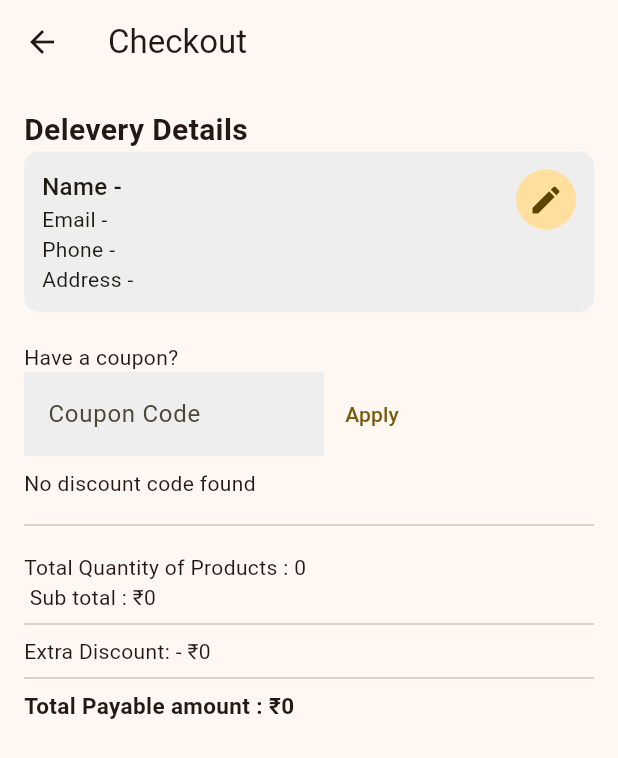
After one commit to Sachinpandit2809/ecommerce_app, a Flutter app: the CheckOutScreen screen opened by its route, after a tap on "Apply", on a phone screen of 412 x 824 dp. The commit adds this screen. Shown: the top 758 px of the screen. Run offline on Flutter 3.47's test engine with Material 3 defaults, Android fonts, the phone set to English and light mode, and no system bars; our stand-ins replace carousel_slider, cloud_firestore, firebase_auth, firebase_core, fluttertoast, shimmer; missing offline and left inert: flutter_stripe; accounts and stored records are empty.

Commit message:
checkout completed

```diff
--- a/lib/controller/db_services.dart
+++ b/lib/controller/db_services.dart
@@ -59,6 +59,15 @@ class DbServices {
         .snapshots();
   }
 
+  // // // VERYFY THE COUPONS
+  Future<QuerySnapshot> verifyDiscount({required String code}) {
+    debugPrint(" ................... \n  Searchin For code $code");
+    return FirebaseFirestore.instance
+        .collection("shop_coupons")
+        .where("code", isEqualTo: code)
+        .get();
+  }
+
   // // // CATEGORIES
   // READING CATEGORIES
   Stream<QuerySnapshot> readCategory() {
@@ -84,7 +93,6 @@ class DbServices {
         .where(FieldPath.documentId, whereIn: docIds)
         .snapshots();
   }
-
 
   // // // CART
   // DISPLAY THE USER CART
--- a/lib/main.dart
+++ b/lib/main.dart
@@ -5,6 +5,7 @@ import 'package:ecommerce_app/views/auth/check_authentication.dart';
 import 'package:ecommerce_app/views/auth/login.dart';
 import 'package:ecommerce_app/views/auth/signin.dart';
 import 'package:ecommerce_app/views/cart/cart_screen.dart';
+import 'package:ecommerce_app/views/cart/check_out_screen.dart';
 import 'package:ecommerce_app/views/discount/discount_screen.dart';
 import 'package:ecommerce_app/views/home/home_nav.dart';
 import 'package:ecommerce_app/views/home/home_screen.dart';
@@ -53,7 +54,8 @@ class MyApp extends StatelessWidget {
           "/update_profile": (context) => UpdateProfileScreen(),
           "/discount": (context) => DiscountScreen(),
           "/specific_products": (context) => SpecificProducts(),
-          "cart": (context) => CartScreen()
+          "cart": (context) => CartScreen(),
+          '/check_out': (context) => CheckOutScreen()
         },
       ),
     );
--- /dev/null
+++ b/lib/modals/orders_model.dart
@@ -0,0 +1,76 @@
+import 'package:cloud_firestore/cloud_firestore.dart';
+
+class OrdersModel {
+  String id;
+  String email;
+  String name;
+  String phone;
+  String status;
+  String user_id;
+  String address;
+
+  int discount, total, created_at;
+  List<OrderProductModel> products;
+
+  OrdersModel({
+    required this.id,
+    required this.email,
+    required this.name,
+    required this.phone,
+    required this.status,
+    required this.user_id,
+    required this.address,
+    required this.discount,
+    required this.total,
+    required this.created_at,
+    required this.products,
+  });
+  // convert json to object model
+  factory OrdersModel.fromJson(Map<String, dynamic> json, String id) {
+    return OrdersModel(
+        id: id ?? "",
+        email: json['email'] ?? "",
+        name: json['name'] ?? "",
+        phone: json['phone'] ?? "",
+        status: json['status'] ?? "",
+        user_id: json['user_id'] ?? "",
+        address: json['address'] ?? "",
+        discount: json['discount'] ?? 0,
+        total: json['total'] ?? 0,
+        created_at: json['created_at'] ?? 0,
+        products: List<OrderProductModel>.from(
+            json["products"].map((e) => OrderProductModel.fromJson(e))));
+  }
+  // Convert List<QueryDocumentSnapshot> to List<OrdersModel>
+  static List<OrdersModel> fromJsonList(List<QueryDocumentSnapshot> list) {
+    return list
+        .map(
+            (e) => OrdersModel.fromJson(e.data() as Map<String, dynamic>, e.id))
+        .toList();
+  }
+}
+
+class OrderProductModel {
+  String id, name, image;
+  int quantity, single_price, total_price;
+  OrderProductModel({
+    required this.id,
+    required this.name,
+    required this.image,
+    required this.quantity,
+    required this.single_price,
+    required this.total_price,
+  });
+
+  // Convert json to object Model
+  factory OrderProductModel.fromJson(Map<String, dynamic> json) {
+    return OrderProductModel(
+      id: json['id'] ?? "",
+      name: json['name'] ?? "",
+      image: json['image'] ?? "",
+      quantity: json['quantity'] ?? 0,
+      single_price: json['single_price'] ?? 0,
+      total_price: json['total_price'] ?? 0,
+    );
+  }
+}
--- a/lib/views/cart/cart_screen.dart
+++ b/lib/views/cart/cart_screen.dart
@@ -78,7 +78,9 @@ class _CartScreenState extends State<CartScreen> {
                     title: "Proced to Checkout",
                     height: 40,
                     width: 200,
-                    onPress: () {})
+                    onPress: () {
+                      Navigator.pushNamed(context, "/check_out");
+                    })
               ],
             ),
           );
--- /dev/null
+++ b/lib/views/cart/check_out_screen.dart
@@ -0,0 +1,193 @@
+import 'package:cloud_firestore/cloud_firestore.dart';
+import 'package:ecommerce_app/container/cart_container.dart';
+import 'package:ecommerce_app/controller/db_services.dart';
+import 'package:ecommerce_app/provider/cart_provider.dart';
+import 'package:ecommerce_app/utils/ext/ext.dart';
+import 'package:flutter/material.dart';
+import 'package:flutter/services.dart';
+import 'package:provider/provider.dart';
+
+import '../../provider/user_provider.dart';
+
+class CheckOutScreen extends StatefulWidget {
+  const CheckOutScreen({super.key});
+
+  @override
+  State<CheckOutScreen> createState() => _CheckOutScreenState();
+}
+
+class _CheckOutScreenState extends State<CheckOutScreen> {
+  TextEditingController _couponController = TextEditingController();
+  int discount = 0;
+  int toPay = 0;
+  String discountText = "";
+
+  discountCalculater(int discountPercent, int totalCost) {
+    // discount = 0;
+    discount = (discountPercent * totalCost) ~/ 100;
+    setState(() {});
+  }
+
+  @override
+  Widget build(BuildContext context) {
+    return Scaffold(
+      appBar: AppBar(
+        title: Text("Checkout"),
+        scrolledUnderElevation: 0,
+        forceMaterialTransparency: true,
+      ),
+      body: Consumer<UserProvider>(
+          builder: (context, userData, child) => Consumer<CartProvider>(
+                builder: (context, cartData, child) {
+                  return SingleChildScrollView(
+                    child: Padding(
+                      padding: const EdgeInsets.all(16.0),
+                      child: Column(
+                        crossAxisAlignment: CrossAxisAlignment.start,
+                        children: [
+                          Text(
+                            "Delevery Details",
+                            style: TextStyle(
+                                fontSize: 20, fontWeight: FontWeight.bold),
+                          ),
+                          Container(
+                              padding: EdgeInsets.all(12),
+                              decoration: BoxDecoration(
+                                color: Colors.grey.shade200,
+                                borderRadius: BorderRadius.circular(10),
+                              ),
+                              child: Row(
+                                crossAxisAlignment: CrossAxisAlignment.start,
+                                children: [
+                                  SizedBox(
+                                    width: MediaQuery.of(context).size.width *
+                                        0.65,
+                                    child: Column(
+                                        crossAxisAlignment:
+                                            CrossAxisAlignment.start,
+                                        children: [
+                                          Text(
+                                            "Name - " + userData.name,
+                                            style: TextStyle(
+                                                fontSize: 16,
+                                                fontWeight: FontWeight.w500),
+                                          ),
+                                          Text("Email - " + userData.email),
+                                          Text("Phone - " + userData.phone),
+                                          Text("Address - " + userData.address),
+                                        ]),
+                                  ),
+                                  Spacer(),
+                                  InkWell(
+                                      onTap: () {
+                                        Navigator.pushNamed(
+                                            context, "/update_profile");
+                                      },
+                                      child:
+                                          CircleAvatar(child: Icon(Icons.edit)))
+                                ],
+                              )),
+                          20.heightBox,
+                          Text("Have a coupon? "),
+                          Row(
+                            children: [
+                              SizedBox(
+                                width: 200,
+                                // child: TextFormField(
+                                //   textCapitalization:
+                                //       TextCapitalization.characters,
+                                //   controller: _couponController,
+                                //   decoration: InputDecoration(
+                                //     labelText: "Coupon Code",
+                                //     hintText: "Enter Coupon Code",
+                                //     // border: OutlineInputBorder(
+                                //     //   borderRadius: BorderRadius.circular(10),
+                                //     // ),
+                                //     border: InputBorder.none,
+                                //     filled: true,
+                                //     fillColor: Colors.grey.shade200,
+                                //   ),
+                                // ),
+                                child: TextFormField(
+                                  textCapitalization:
+                                      TextCapitalization.characters,
+                                  controller: _couponController,
+                                  inputFormatters: [
+                                    FilteringTextInputFormatter.allow(RegExp(
+                                        r'[a-zA-Z0-9]')), // Allow alphanumeric characters
+                                    TextInputFormatter.withFunction(
+                                      (oldValue, newValue) => TextEditingValue(
+                                        text: newValue.text.toUpperCase(),
+                                        selection: newValue.selection,
+                                      ),
+                                    ),
+                                  ],
+                                  decoration: InputDecoration(
+                                    labelText: "Coupon Code",
+                                    hintText: "Enter Coupon Code",
+                                    border: InputBorder.none,
+                                    filled: true,
+                                    fillColor: Colors.grey.shade200,
+                                  ),
+                                ),
+                              ),
+                              TextButton(
+                                  onPressed: () async {
+                                    QuerySnapshot querySnapshot =
+                                        await DbServices().verifyDiscount(
+                                            code: _couponController.text
+                                                .toUpperCase());
+                                    if (querySnapshot.docs.isNotEmpty) {
+                                      QueryDocumentSnapshot doc =
+                                          querySnapshot.docs.first;
+                                      String code = doc.get('code');
+                                      int percent = doc.get('discount');
+                                      debugPrint(
+                                          "Discount code : ${code},Discount percent : ${percent} ");
+                                      discountText =
+                                          "A discount of $percent% has been applied.";
+
+                                      discountCalculater(
+                                          percent, cartData.totalCost);
+                                    } else {
+                                      debugPrint("No discount code found");
+                                      discountText = "No discount code found";
+                                    }
+                                    setState(() {});
+                                  },
+                                  child: Text("Apply"))
+                            ],
+                          ),
+                          8.heightBox,
+                          discountText == "" ? SizedBox() : Text(discountText),
+                          10.heightBox,
+                          Divider(),
+                          10.heightBox,
+                          Text(
+                            "Total Quantity of Products : ${cartData.totalQuantity}",
+                            style: TextStyle(fontSize: 14),
+                          ),
+                          Text(
+                            " Sub total : ₹${cartData.totalCost}",
+                            style: TextStyle(fontSize: 14),
+                          ),
+                          Divider(),
+                          Text(
+                            style: TextStyle(fontSize: 14),
+                            "Extra Discount: - ₹$discount",
+                          ),
+                          Divider(),
+                          Text(
+                            "Total Payable amount : ₹${cartData.totalCost - discount}",
+                            style: TextStyle(
+                                fontSize: 15, fontWeight: FontWeight.bold),
+                          )
+                        ],
+                      ),
+                    ),
+                  );
+                },
+              )),
+    );
+  }
+}
```
